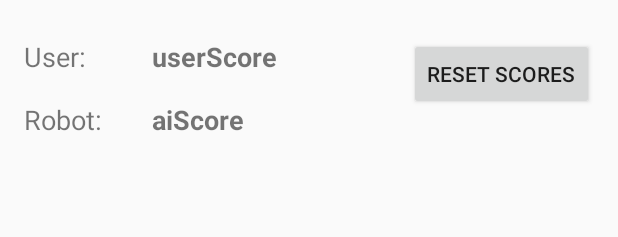
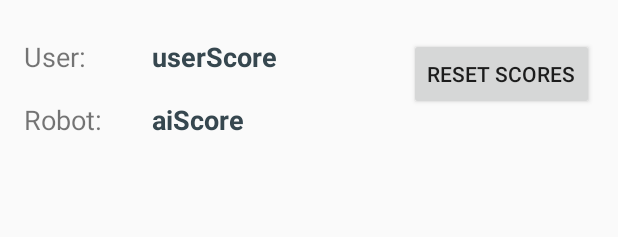
Before and after one commit to ClareBee/rock_paper_scissors_app, an Android app: the layout activity_result.xml on its own in the app's theme, with its tools: preview values and no code run, on a phone screen of 412 x 824 dp. Shown: the top 237 px of the screen. Run offline under Robolectric (Android 15) with nearby library versions, the phone set to English and light mode, and no system bars.

Commit message:
Adds score dependent score-text colouring

```diff
--- a/app/src/main/res/layout/activity_result.xml
+++ b/app/src/main/res/layout/activity_result.xml
@@ -98,6 +98,7 @@
         android:layout_height="wrap_content"
         android:layout_marginStart="44dp"
         android:layout_marginTop="0dp"
+        android:textColor="@color/blue_gray_dark"
         android:textSize="18sp"
         android:textStyle="bold"
         app:layout_constraintLeft_toRightOf="@+id/user_name_text"
@@ -110,6 +111,7 @@
         android:layout_height="wrap_content"
         android:layout_marginStart="33dp"
         android:layout_marginTop="0dp"
+        android:textColor="@color/blue_gray_dark"
         android:textSize="18sp"
         android:textStyle="bold"
         app:layout_constraintLeft_toRightOf="@+id/ai_name_text"
```
Also changed, not shown: app/src/main/java/com/example/peter/rockpaperscissors/ResultActivity.java (+20 -0 lines).
